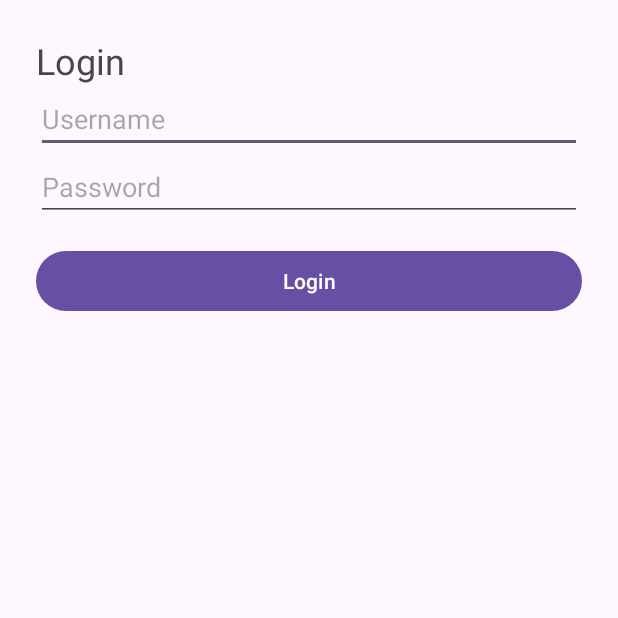
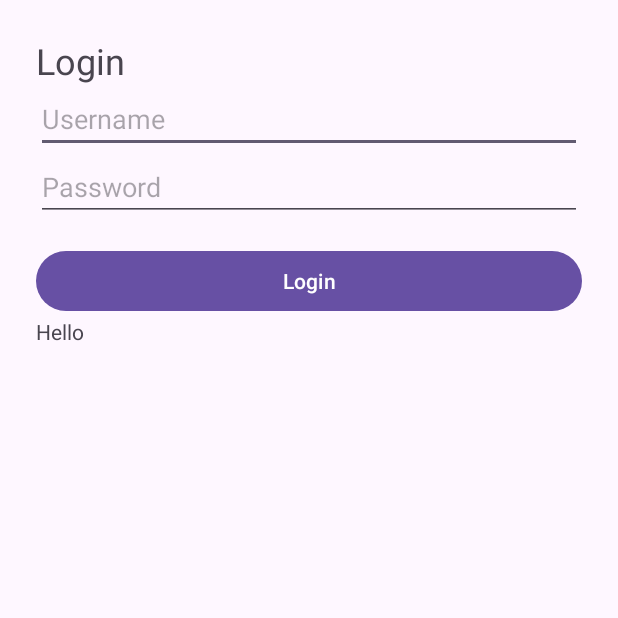
Before and after one commit to kalyan7391/MyITR, an Android app: the screen it shows after launch (LoginActivity), on a phone screen of 412 x 824 dp, the top half of it. Run offline under Robolectric (Android 15) with nearby library versions, the phone set to English and light mode, and no system bars.

Commit message:
checkings2

```diff
--- a/app/src/main/res/layout/activity_login.xml
+++ b/app/src/main/res/layout/activity_login.xml
@@ -27,4 +27,10 @@
         android:layout_height="wrap_content"
         android:layout_marginTop="16dp"/>
 
+    <TextView
+        android:id="@+id/textView2"
+        android:layout_width="match_parent"
+        android:layout_height="wrap_content"
+        android:text="Hello" />
+
 </LinearLayout>
```
